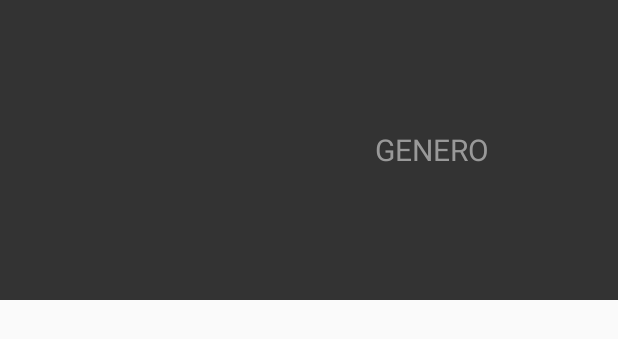
After one commit to kellykjd/KEDAGI, an Android app: the layout layoutgenero.xml on its own in the app's theme, with its tools: preview values and no code run, on a phone screen of 412 x 824 dp. The commit adds this screen. Shown: the top 339 px of the screen. Run offline under Robolectric (Android 15) with nearby library versions, the phone set to English and light mode, and no system bars.

Commit message:
Empece con la pantalla "Generos" + su recycler

```diff
--- a/WhaleMusic/app/build.gradle
+++ b/WhaleMusic/app/build.gradle
@@ -23,7 +23,9 @@ dependencies {
     implementation fileTree(dir: 'libs', include: ['*.jar'])
     implementation 'androidx.appcompat:appcompat:1.0.2'
     implementation 'androidx.constraintlayout:constraintlayout:1.1.3'
+    implementation 'androidx.legacy:legacy-support-v4:1.0.0'
     testImplementation 'junit:junit:4.12'
     androidTestImplementation 'androidx.test:runner:1.1.1'
     androidTestImplementation 'androidx.test.espresso:espresso-core:3.1.1'
+    implementation 'com.android.support:recyclerview-v7:28.0.0'
 }
--- a/WhaleMusic/app/src/main/java/com/example/whalemusic/MainActivity.java
+++ b/WhaleMusic/app/src/main/java/com/example/whalemusic/MainActivity.java
@@ -5,8 +5,6 @@ import androidx.appcompat.app.AppCompatActivity;
 import android.os.Bundle;
 
 public class MainActivity extends AppCompatActivity {
-
-
 
 
     @Override
--- a/WhaleMusic/app/src/main/res/layout/activity_main.xml
+++ b/WhaleMusic/app/src/main/res/layout/activity_main.xml
@@ -4,7 +4,9 @@
     xmlns:tools="http://schemas.android.com/tools"
     android:layout_width="match_parent"
     android:layout_height="match_parent"
-    tools:context=".MainActivity">
+    tools:context=".MainActivity"
+    android:background="#333"
+    >
 
     <TextView
         android:layout_width="wrap_content"
--- /dev/null
+++ b/WhaleMusic/app/src/main/res/layout/layoutgenero.xml
@@ -0,0 +1,37 @@
+<?xml version="1.0" encoding="utf-8"?>
+<LinearLayout
+    xmlns:android="http://schemas.android.com/apk/res/android"
+    android:orientation="horizontal"
+    android:layout_width="match_parent"
+    android:layout_height="200dp"
+    android:background="#333"
+    >
+
+    <ImageView
+        android:id="@+id/imageViewGenero"
+        android:layout_width="0dp"
+        android:layout_height="match_parent"
+        android:layout_weight="2"
+
+        />
+
+    <LinearLayout
+        android:layout_width="0dp"
+        android:layout_height="match_parent"
+        android:orientation="vertical"
+        android:layout_weight="3"
+        android:gravity="center">
+        <TextView
+            android:id="@+id/layoutgenero_textView_genero"
+            android:layout_width="match_parent"
+            android:layout_height="wrap_content"
+            android:text="Genero"
+            android:textAllCaps="true"
+            android:textColor="#999"
+            android:textSize="20sp"
+            android:gravity="center"
+            />
+    </LinearLayout>
+
+
+</LinearLayout>
--- a/WhaleMusic/app/src/main/res/values/strings.xml
+++ b/WhaleMusic/app/src/main/res/values/strings.xml
@@ -1,3 +1,6 @@
 <resources>
     <string name="app_name">WhaleMusic</string>
+
+    <!-- TODO: Remove or change this placeholder text -->
+    <string name="hello_blank_fragment">Hello blank fragment</string>
 </resources>
--- a/WhaleMusic/build.gradle
+++ b/WhaleMusic/build.gradle
@@ -7,7 +7,7 @@ buildscript {
 
     }
     dependencies {
-        classpath 'com.android.tools.build:gradle:3.4.1'
+        classpath 'com.android.tools.build:gradle:3.5.0'
 
         // NOTE: Do not place your application dependencies here; they belong
         // in the individual module build.gradle files
```
Also changed, not shown: WhaleMusic/app/src/main/java/com/example/whalemusic/AdapterGenero.java (added, +62 -0 lines), WhaleMusic/app/src/main/java/com/example/whalemusic/FragmentGeneros.java (added, +48 -0 lines), WhaleMusic/app/src/main/java/com/example/whalemusic/Genero.java (added, +31 -0 lines), WhaleMusic/app/src/main/res/layout/fragment_fragment_generos.xml (added, +16 -0 lines), WhaleMusic/gradle/wrapper/gradle-wrapper.properties, 2 other files.
